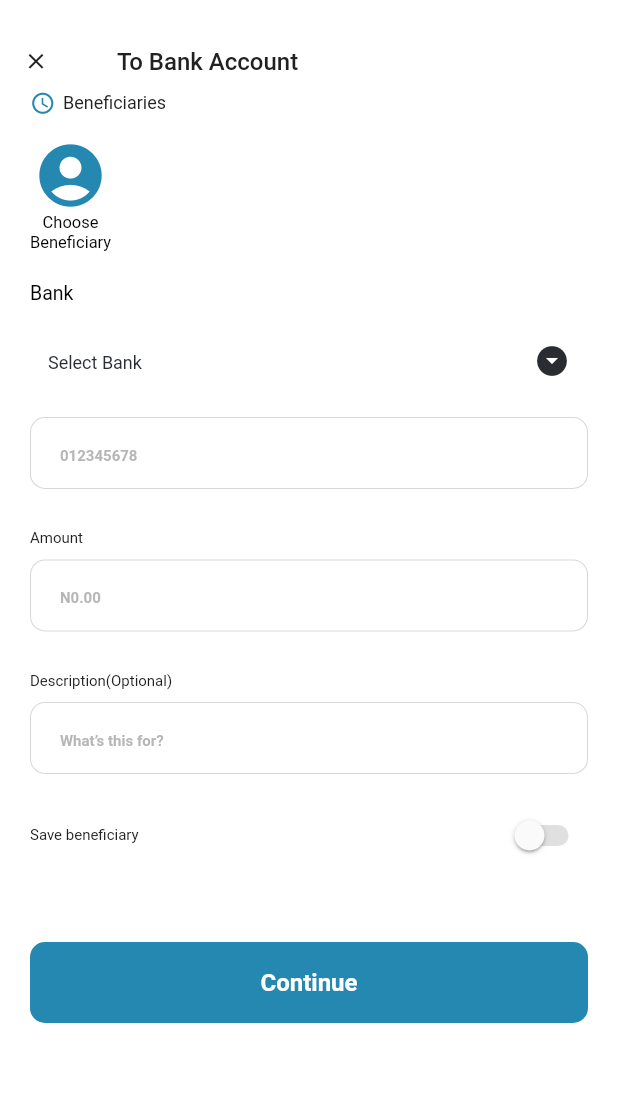
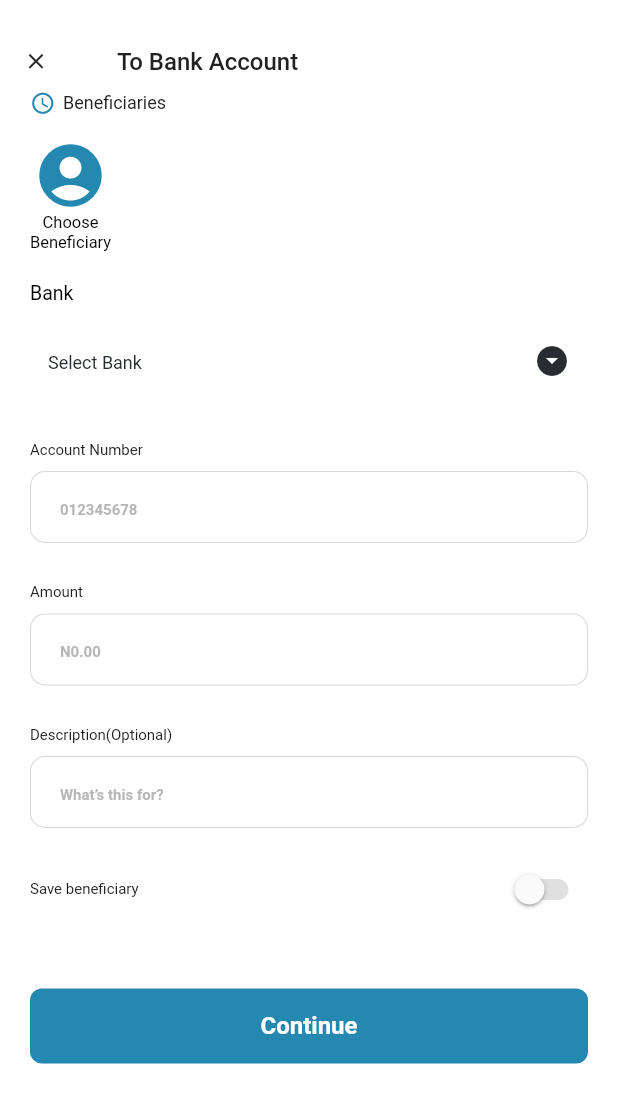
Before and after one commit to sholarrh/compact_pay, a Flutter app: the BankAccount screen opened directly, on a phone screen of 412 x 824 dp. Shown: the top 1103 px of the screen. Run offline on Flutter 3.47's test engine with Material 2 defaults, Android fonts, the phone set to English and light mode, and no system bars; our stand-ins replace grouped_list, image_picker, pin_code_fields, shared_preferences, timer_count_down; missing offline and left inert: email_otp; accounts and stored records are empty; network calls fail; Roboto replaces fonts that are missing (Poppins).

Commit message:
primate correction 2

```diff
--- a/lib/main.dart
+++ b/lib/main.dart
@@ -1,5 +1,5 @@
 import 'package:compact_pay/provider/provider.dart';
-import 'package:compact_pay/screens/change_pin.dart';
+import 'package:compact_pay/screens/Send%20Money/Send%20Money/send_money.dart';
 import 'package:flutter/material.dart';
 import 'package:provider/provider.dart';
 
@@ -24,7 +24,7 @@ class MyApp extends StatelessWidget {
           primarySwatch: Colors.blue,
           fontFamily: 'Poppins',
         ),
-        home: const ChangePin(),
+        home: const SendMoney(),
       ),);
   }
 }
--- a/lib/provider/provider.dart
+++ b/lib/provider/provider.dart
@@ -87,7 +87,7 @@ class ProviderClass extends ChangeNotifier {
   final TextEditingController _amountToSendTextController =
       TextEditingController();
   final TextEditingController _bankNameTextController = TextEditingController();
-  final TextEditingController _accountNumberTextController =
+  final TextEditingController _receiverAccountNumberTextController =
       TextEditingController();
   final TextEditingController _accountNameTextController =
       TextEditingController();
@@ -99,8 +99,8 @@ class ProviderClass extends ChangeNotifier {
 
   TextEditingController get bankNameTextController => _bankNameTextController;
 
-  TextEditingController get accountNumberTextController =>
-      _accountNumberTextController;
+  TextEditingController get receiverAccountNumberTextController =>
+      _receiverAccountNumberTextController;
 
   TextEditingController get accountNameTextController =>
       _accountNameTextController;
--- a/lib/screens/Send Money/Send Money/bank_account.dart
+++ b/lib/screens/Send Money/Send Money/bank_account.dart
@@ -5,11 +5,13 @@ import 'package:compact_pay/widgets/my_text.dart';
 import 'package:compact_pay/widgets/text_form_field.dart';
 import 'package:flutter/foundation.dart';
 import 'package:flutter/material.dart';
+import 'package:flutter/services.dart';
 import 'package:provider/provider.dart';
 
 import '../../../provider/provider.dart';
+import '../../../widgets/show_snackbar.dart';
 import '../../../widgets/validator.dart';
-
+import 'confirm.dart';
 
 class BankAccount extends StatefulWidget {
   const BankAccount({Key? key}) : super(key: key);
@@ -22,10 +24,7 @@ class _BankAccountState extends State<BankAccount> {
   // bool addMoney = false;
   bool isSwitched1 = false;
 
-  final TextEditingController _accountnumber = TextEditingController();
-  final TextEditingController _amount = TextEditingController();
-  final TextEditingController _description = TextEditingController();
-  final formkey = GlobalKey<FormState>();
+  final formKey = GlobalKey<FormState>();
 
   @override
   Widget build(BuildContext context) {
@@ -64,6 +63,8 @@ class _BankAccountState extends State<BankAccount> {
             ),
             Padding(
               padding: const EdgeInsets.only(left: 20, right: 20, top: 60),
+              child: Form(
+                key: formKey,
                 child: Column(
                   crossAxisAlignment: CrossAxisAlignment.start,
                   children: [
@@ -88,13 +89,15 @@ class _BankAccountState extends State<BankAccount> {
                       ],
                     ),
                     const SizedBox(height: 15),
-                              Column(
+                    InkWell(
+                      onTap: () {},
+                      child: Column(
                         mainAxisAlignment: MainAxisAlignment.center,
                         children: [
-                                  const Icon(
-                                      Icons.account_circle_sharp, size: 50,
-                                      color: mainBlue),
-                                  MyText('Choose\nBeneficiary',
+                          const Icon(Icons.account_circle_sharp,
+                              size: 50, color: mainBlue),
+                          MyText(
+                            'Choose\nBeneficiary',
                             textAlign: TextAlign.center,
                             fontSize: 11,
                             fontWeight: FontWeight.w400,
@@ -102,10 +105,9 @@ class _BankAccountState extends State<BankAccount> {
                           ),
                         ],
                       ),
-
+                    ),
                     Padding(
-                                padding: const EdgeInsets.only(
-                                    top: 20, bottom: 8),
+                      padding: const EdgeInsets.only(top: 20, bottom: 8),
                       child: MyText(
                         'Bank',
                         fontSize: 13,
@@ -114,7 +116,6 @@ class _BankAccountState extends State<BankAccount> {
                         fontFamily: 'Poppins',
                       ),
                     ),
-
                     TextFormField(
                       keyboardType: TextInputType.name,
                       decoration: InputDecoration(
@@ -136,27 +137,31 @@ class _BankAccountState extends State<BankAccount> {
                             ? CircleAvatar(
                                 radius: 2,
                                 backgroundColor: mainBlue,
-                                    backgroundImage: NetworkImage(
-                                        data.bankLogo!),
+                                backgroundImage: NetworkImage(data.bankLogo!),
                               )
                             : null,
                         suffixIcon: IconButton(
-                                    icon: const Icon(Icons
-                                        .arrow_drop_down_circle),
+                          icon: const Icon(Icons.arrow_drop_down_circle),
                           onPressed: () {
                             Navigator.push(
                                 context,
                                 MaterialPageRoute(
-                                              builder: (context) =>
-                                              const SelectBank(
-                                                addMoney: false,)));
+                                    builder: (context) => const SelectBank(
+                                          addMoney: false,
+                                        )));
                           },
                         ),
                         suffixIconColor: close,
                       ),
                     ),
-
-
+                    const SizedBox(height: 24),
+                    MyText(
+                      'Account Number',
+                      fontSize: 10,
+                      fontWeight: FontWeight.w400,
+                      color: black2121,
+                      fontFamily: 'Poppins',
+                    ),
                     const SizedBox(height: 8),
                     InputField(
                       hintText: '012345678',
@@ -164,9 +169,12 @@ class _BankAccountState extends State<BankAccount> {
                       keyBoardType: TextInputType.number,
                       isPassword: false,
                       hasSuffixIcon: false,
-                                inputController: _accountnumber,
+                      inputController: data.receiverAccountNumberTextController,
+                      inputFormatters: FilteringTextInputFormatter.allow(
+                        RegExp("[0-9]"),
                       ),
-                              SizedBox(height: 25),
+                    ),
+                    const SizedBox(height: 25),
                     MyText(
                       'Amount',
                       fontSize: 10,
@@ -181,10 +189,9 @@ class _BankAccountState extends State<BankAccount> {
                       keyBoardType: TextInputType.number,
                       isPassword: false,
                       hasSuffixIcon: false,
-                                inputController: _amount,
+                      inputController: data.amountToSendTextController,
                     ),
-
-                              SizedBox(height: 25),
+                    const SizedBox(height: 25),
                     MyText(
                       'Description(Optional)',
                       fontSize: 10,
@@ -195,16 +202,15 @@ class _BankAccountState extends State<BankAccount> {
                     const SizedBox(height: 8),
                     InputField(
                       hintText: 'What’s this for?',
-                                validator: null,
+                      validator: validateFullName,
                       keyBoardType: TextInputType.name,
                       isPassword: false,
                       hasSuffixIcon: false,
-                                inputController: _description,
+                      inputController: data.transferDescriptionTextController,
                     ),
-                              SizedBox(height: 15),
+                    const SizedBox(height: 15),
                     Row(
-                                mainAxisAlignment: MainAxisAlignment
-                                    .spaceBetween,
+                      mainAxisAlignment: MainAxisAlignment.spaceBetween,
                       children: [
                         MyText(
                           'Save beneficiary',
@@ -218,7 +224,9 @@ class _BankAccountState extends State<BankAccount> {
                           onChanged: (value) {
                             setState(() {
                               isSwitched1 = value;
+                              if (kDebugMode) {
                                 print(isSwitched1);
+                              }
                             });
                           },
                           activeColor: lightGreen,
@@ -226,30 +234,57 @@ class _BankAccountState extends State<BankAccount> {
                         ),
                       ],
                     ),
-                              SizedBox(height: 42),
+                    const SizedBox(height: 42),
                     MyButton(
-                                child: Container(
-                                  height: 54,
+                      height: 50,
                       width: double.infinity,
-                                  decoration: BoxDecoration(
                       color: mainBlue,
-                                    borderRadius: BorderRadius.circular(10),
-                                  ),
-                                  child: Center(
-                                    child: MyText(
+                      onTap: () {
+                        if (formKey.currentState!.validate()) {
+                          data.isLoading = true;
+                          setState(() {});
+                          data.delay(4);
+                          try {
+                            Navigator.push(
+                                context,
+                                MaterialPageRoute(
+                                    builder: (context) => const Confirm2()));
+                          } catch (e, s) {
+                            if (kDebugMode) {
+                              print(e);
+                            }
+                            if (kDebugMode) {
+                              print(s);
+                            }
+                          }
+                        } else {
+                          const ShowSnackBar(
+                            text: "There is an error",
+                            duration: 5,
+                          );
+                        }
+                      },
+                      child: data.isLoading == false
+                          ? MyText(
                               'Continue',
                               color: white,
                               fontFamily: 'Poppins',
                               fontSize: 16,
                               fontWeight: FontWeight.w600,
+                            )
+                          : const Center(
+                              child: CircularProgressIndicator(
+                                color: white,
                               ),
                             ),
                     ),
+                  ],
                 ),
-
-
-                            ],
-                          )),
-                    ]))));
+              ),
+            ),
+          ]),
+        ),
+      ),
+    );
   }
 }
--- a/lib/screens/add_money/bank_transfer/add_by_bank_transfer.dart
+++ b/lib/screens/add_money/bank_transfer/add_by_bank_transfer.dart
@@ -98,7 +98,7 @@ class _AddByBankTransferState extends State<AddByBankTransfer> {
                       ),
                     ),
                     TextFormField(
-                      controller: data.accountNumberTextController,
+                      controller: data.receiverAccountNumberTextController,
                       style: const TextStyle(
                         fontSize: 12,
                         fontWeight: FontWeight.w500,
@@ -175,7 +175,7 @@ class _AddByBankTransferState extends State<AddByBankTransfer> {
                             data.delay(4);
                             try {
                               data.accountNameTextController.clear();
-                              data.accountNumberTextController.clear();
+                              data.receiverAccountNumberTextController.clear();
                               data.bankNameTextController.clear();
                               Navigator.push(
                                   context,
--- a/lib/screens/add_money/ussd/add_by_ussd.dart
+++ b/lib/screens/add_money/ussd/add_by_ussd.dart
@@ -386,7 +386,7 @@ class _AddByUssdState extends State<AddByUssd> {
         builder: (context) {
           return Wrap(children: [
             Padding(
-              padding: EdgeInsets.symmetric(horizontal: 20),
+              padding: const EdgeInsets.symmetric(horizontal: 20),
               child: Stack(children: [
                 Align(
                   alignment: Alignment.topRight,
```
Also changed, not shown: lib/screens/Send Money/Send Money/confirm.dart (+75 -27 lines), lib/screens/Send Money/Send Money/transfer_successful.dart (+38 -15 lines), lib/widgets/validator.dart (+8 -4 lines). Lines whose indentation alone changed are shown as unchanged.
